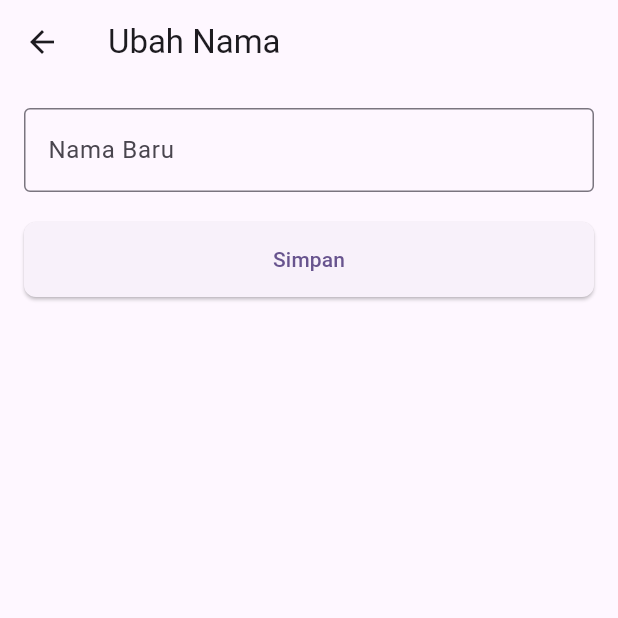
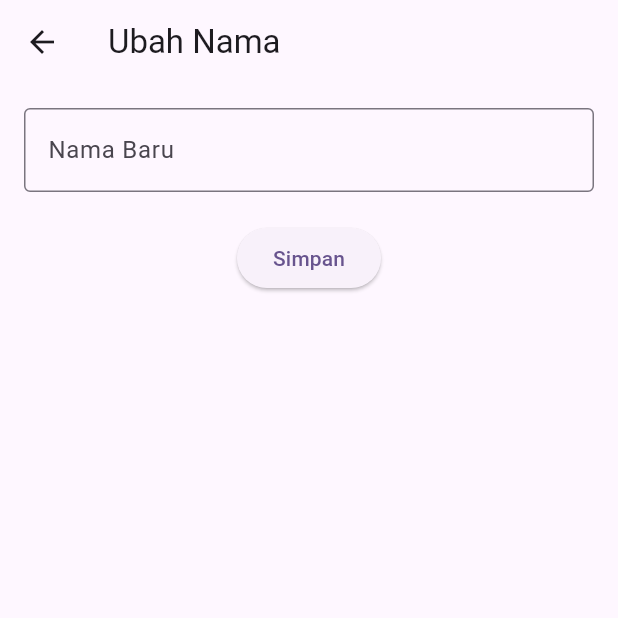
Before and after one commit to PBP-Ganjil-2024-2025-D12/BekasBerkelasMobile, a Flutter app: the DashboardPage screen opened directly, after a tap on "Ubah Nama", on a phone screen of 412 x 824 dp, the top half of it. Run offline on Flutter 3.47's test engine with Material 3 defaults, Android fonts, the phone set to English and light mode, and no system bars; missing offline and left inert: screens, wishlist; network calls fail.

Commit message:
fix and remove unused comment

```diff
--- a/lib/user_dashboard/screen/change_NoTelp.dart
+++ b/lib/user_dashboard/screen/change_NoTelp.dart
@@ -17,11 +17,8 @@ class _ChangePhonePageState extends State<ChangePhonePage> {
 
   void _submitForm() {
     if (_formKey.currentState!.validate()) {
-      // Lakukan sesuatu dengan nomor telepon baru, misalnya simpan ke database
       String newPhone = _phoneController.text;
-      // Contoh: simpan nomor telepon baru ke database atau backend
       print('Nomor telepon baru: $newPhone');
-      // Kembali ke halaman sebelumnya
       Navigator.pop(context);
     }
   }
--- a/lib/user_dashboard/screen/change_email.dart
+++ b/lib/user_dashboard/screen/change_email.dart
@@ -17,11 +17,8 @@ class _ChangeEmailPageState extends State<ChangeEmailPage> {
 
   void _submitForm() {
     if (_formKey.currentState!.validate()) {
-      // Lakukan sesuatu dengan email baru, misalnya simpan ke database
       String newEmail = _emailController.text;
-      // Contoh: simpan email baru ke database atau backend
       print('Email baru: $newEmail');
-      // Kembali ke halaman sebelumnya
       Navigator.pop(context);
     }
   }
--- a/lib/user_dashboard/screen/change_name.dart
+++ b/lib/user_dashboard/screen/change_name.dart
@@ -17,11 +17,8 @@ class _ChangeNamePageState extends State<ChangeNamePage> {
 
   void _submitForm() {
     if (_formKey.currentState!.validate()) {
-      // Lakukan sesuatu dengan nama baru, misalnya simpan ke database
       String newName = _nameController.text;
-      // Contoh: simpan nama baru ke database atau backend
       print('Nama baru: $newName');
-      // Kembali ke halaman sebelumnya
       Navigator.pop(context);
     }
   }
@@ -57,12 +54,6 @@ class _ChangeNamePageState extends State<ChangeNamePage> {
                 child: ElevatedButton(
                   onPressed: _submitForm,
                   child: Text('Simpan'),
-                  style: ElevatedButton.styleFrom(
-                    minimumSize: Size(double.infinity, 50), // Lebar penuh dan tinggi 50
-                    shape: RoundedRectangleBorder(
-                      borderRadius: BorderRadius.circular(8), // Sudut membulat sedikit
-                    )
-                  )
                 ),
               ),
             ],
--- a/lib/user_dashboard/screen/change_password.dart
+++ b/lib/user_dashboard/screen/change_password.dart
@@ -19,11 +19,8 @@ class _ChangePasswordPageState extends State<ChangePasswordPage> {
 
   void _submitForm() {
     if (_formKey.currentState!.validate()) {
-      // Lakukan sesuatu dengan password baru, misalnya simpan ke database
       String newPassword = _passwordController.text;
-      // Contoh: simpan password baru ke database atau backend
       print('Password baru: $newPassword');
-      // Kembali ke halaman sebelumnya
       Navigator.pop(context);
     }
   }
--- a/lib/user_dashboard/screen/dashboard.dart
+++ b/lib/user_dashboard/screen/dashboard.dart
@@ -34,14 +34,14 @@ class DashboardPage extends StatelessWidget {
                   const SizedBox(height: 20),
                   Center(
                     child: SizedBox(
-                      width: 300, // Atur lebar sesuai kebutuhan
+                      width: 300,
                       child: Row(
                         children: [
                           const Text(
                             'Name',
                             style: TextStyle(fontSize: 18, color: Colors.grey),
                           ),
-                          const SizedBox(width: 10), // Memberikan jarak seperti tab
+                          const SizedBox(width: 10),
                           Text(
                             ': $name',
                             style: const TextStyle(fontSize: 18, color: Colors.black),
@@ -53,14 +53,14 @@ class DashboardPage extends StatelessWidget {
                   const SizedBox(height: 10),
                   Center(
                     child: SizedBox(
-                      width: 300, // Atur lebar sesuai kebutuhan
+                      width: 300,
                       child: Row(
                         children: [
                           const Text(
                             'Email',
                             style: TextStyle(fontSize: 18, color: Colors.grey),
                           ),
-                          const SizedBox(width: 10), // Memberikan jarak seperti tab
+                          const SizedBox(width: 10),
                           Text(
                             ': $email',
                             style: const TextStyle(fontSize: 18, color: Colors.black),
@@ -72,14 +72,14 @@ class DashboardPage extends StatelessWidget {
                   const SizedBox(height: 10),
                   Center(
                     child: SizedBox(
-                      width: 300, // Atur lebar sesuai kebutuhan
+                      width: 300,
                       child: Row(
                         children: [
                           const Text(
                             'Phone Number',
                             style: TextStyle(fontSize: 18, color: Colors.grey),
                           ),
-                          SizedBox(width: 10), // Memberikan jarak seperti tab
+                          SizedBox(width: 10),
                           Text(
                             ': $phoneNumber',
                             style: TextStyle(fontSize: 18, color: Colors.black),
@@ -100,9 +100,9 @@ class DashboardPage extends StatelessWidget {
                             );
                           },
                           style: ElevatedButton.styleFrom(
-                            minimumSize: Size(double.infinity, 50), // Lebar penuh dan tinggi 50
+                            minimumSize: Size(double.infinity, 50),
                             shape: RoundedRectangleBorder(
-                              borderRadius: BorderRadius.circular(8), // Sudut membulat sedikit
+                              borderRadius: BorderRadius.circular(8),
                             ),
                           ),
                           icon: Icon(Icons.person),
@@ -117,9 +117,9 @@ class DashboardPage extends StatelessWidget {
                             );
                           },
                           style: ElevatedButton.styleFrom(
-                            minimumSize: Size(double.infinity, 50), // Lebar penuh dan tinggi 50
+                            minimumSize: Size(double.infinity, 50),
                             shape: RoundedRectangleBorder(
-                              borderRadius: BorderRadius.circular(8), // Sudut membulat sedikit
+                              borderRadius: BorderRadius.circular(8),
                             ),
                           ),
                           icon: Icon(Icons.email),
@@ -134,9 +134,9 @@ class DashboardPage extends StatelessWidget {
                             );
                           },
                           style: ElevatedButton.styleFrom(
-                            minimumSize: Size(double.infinity, 50), // Lebar penuh dan tinggi 50
+                            minimumSize: Size(double.infinity, 50),
                             shape: RoundedRectangleBorder(
-                              borderRadius: BorderRadius.circular(8), // Sudut membulat sedikit
+                              borderRadius: BorderRadius.circular(8),
                             ),
                           ),
                           icon: Icon(Icons.phone),
@@ -151,9 +151,9 @@ class DashboardPage extends StatelessWidget {
                             );
                           },
                           style: ElevatedButton.styleFrom(
-                            minimumSize: Size(double.infinity, 50), // Lebar penuh dan tinggi 50
+                            minimumSize: Size(double.infinity, 50),
                             shape: RoundedRectangleBorder(
-                              borderRadius: BorderRadius.circular(8), // Sudut membulat sedikit
+                              borderRadius: BorderRadius.circular(8),
                             ),
                           ),
                           icon: Icon(Icons.lock),
@@ -178,11 +178,11 @@ class DashboardPage extends StatelessWidget {
                     },
                     style: TextButton.styleFrom(
                       padding: EdgeInsets.zero,
-                      minimumSize: Size(double.infinity, double.infinity), // Mengisi seluruh lebar dan tinggi
+                      minimumSize: Size(double.infinity, double.infinity),
                       tapTargetSize: MaterialTapTargetSize.shrinkWrap,
                       alignment: Alignment.center,
                       shape: RoundedRectangleBorder(
-                        borderRadius: BorderRadius.circular(8), // Sudut membulat sedikit
+                        borderRadius: BorderRadius.circular(8),
                       ),
                     ),
                     child: Text('Dashboard'),
@@ -195,11 +195,11 @@ class DashboardPage extends StatelessWidget {
                     },
                     style: TextButton.styleFrom(
                       padding: EdgeInsets.zero,
-                      minimumSize: Size(double.infinity, double.infinity), // Mengisi seluruh lebar dan tinggi
+                      minimumSize: Size(double.infinity, double.infinity),
                       tapTargetSize: MaterialTapTargetSize.shrinkWrap,
                       alignment: Alignment.center,
                       shape: RoundedRectangleBorder(
-                        borderRadius: BorderRadius.circular(8), // Sudut membulat sedikit
+                        borderRadius: BorderRadius.circular(8),
                       ),
                     ),
                     child: Text('Home'),
```
